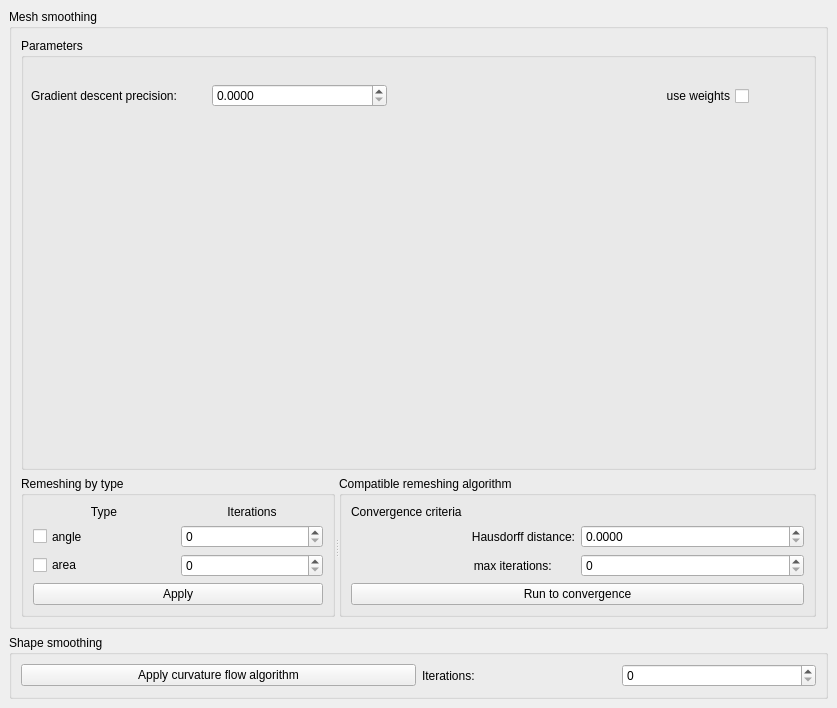
CGAL/cgal, file Polyhedron/demo/Polyhedron/Plugins/PMP/Smoothing_plugin.ui: the form before one commit.
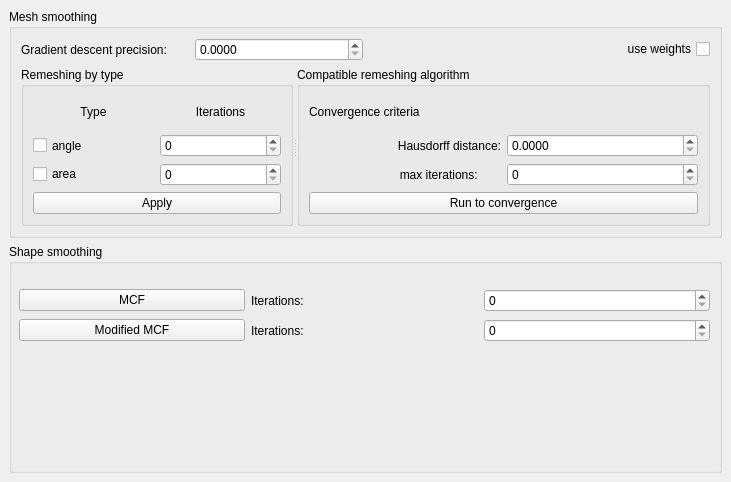
The form after the commit.

Commit message: add mMCF on the smoothing plugin

What changed in the file:
```diff
--- a/Polyhedron/demo/Polyhedron/Plugins/PMP/Smoothing_plugin.ui
+++ b/Polyhedron/demo/Polyhedron/Plugins/PMP/Smoothing_plugin.ui
@@ -6,8 +6,8 @@
    <rect>
     <x>0</x>
     <y>0</y>
-    <width>837</width>
-    <height>708</height>
+    <width>731</width>
+    <height>482</height>
    </rect>
   </property>
   <property name="windowTitle">
@@ -22,28 +22,6 @@
       </property>
       <layout class="QVBoxLayout" name="verticalLayout_4">
        <item>
-        <widget class="QGroupBox" name="Parameters_groupBox">
-         <property name="sizePolicy">
-          <sizepolicy hsizetype="Expanding" vsizetype="Expanding">
-           <horstretch>0</horstretch>
-           <verstretch>0</verstretch>
-          </sizepolicy>
-         </property>
-         <property name="layoutDirection">
-          <enum>Qt::LeftToRight</enum>
-         </property>
-         <property name="title">
-          <string>Parameters</string>
-         </property>
-         <widget class="QWidget" name="layoutWidget">
-          <property name="geometry">
-           <rect>
-            <x>10</x>
-            <y>30</y>
-            <width>718</width>
-            <height>56</height>
-           </rect>
-          </property>
           <layout class="QHBoxLayout" name="horizontalLayout_2">
            <item>
             <layout class="QHBoxLayout" name="horizontalLayout">
@@ -74,8 +52,6 @@
             </widget>
            </item>
           </layout>
-         </widget>
-        </widget>
        </item>
        <item>
         <widget class="QSplitter" name="splitter">
@@ -236,18 +212,28 @@
       <property name="title">
        <string>Shape smoothing</string>
       </property>
-      <layout class="QHBoxLayout" name="horizontalLayout_4">
-       <item>
-        <widget class="QPushButton" name="Curvature_Button">
-         <property name="text">
-          <string>Apply curvature flow algorithm</string>
-         </property>
-        </widget>
-       </item>
-       <item>
+      <widget class="QWidget" name="">
+       <property name="geometry">
+        <rect>
+         <x>10</x>
+         <y>40</y>
+         <width>691</width>
+         <height>33</height>
+        </rect>
+       </property>
         <layout class="QHBoxLayout" name="horizontalLayout_3">
          <item>
-          <widget class="QLabel" name="iterations_label_2">
+         <widget class="QPushButton" name="MCF_Button">
+          <property name="text">
+           <string>MCF</string>
+          </property>
+         </widget>
+        </item>
+        <item>
+         <widget class="QLabel" name="iterations_mcf">
+          <property name="layoutDirection">
+           <enum>Qt::LeftToRight</enum>
+          </property>
            <property name="text">
             <string>Iterations:</string>
            </property>
@@ -257,8 +243,36 @@
           <widget class="QSpinBox" name="curv_iterations_spinBox"/>
          </item>
         </layout>
-       </item>
-      </layout>
+      </widget>
+      <widget class="QWidget" name="">
+       <property name="geometry">
+        <rect>
+         <x>10</x>
+         <y>70</y>
+         <width>691</width>
+         <height>33</height>
+        </rect>
+       </property>
+       <layout class="QHBoxLayout" name="horizontalLayout_4">
+        <item>
+         <widget class="QPushButton" name="modified_MCF_button">
+          <property name="text">
+           <string>Modified MCF</string>
+          </property>
+         </widget>
+        </item>
+        <item>
+         <widget class="QLabel" name="iterations_mcf_2">
+          <property name="text">
+           <string>Iterations:</string>
+          </property>
+         </widget>
+        </item>
+        <item>
+         <widget class="QSpinBox" name="curv_iterations_spinBox_2"/>
+        </item>
+       </layout>
+      </widget>
      </widget>
     </item>
    </layout>
```
Lines whose indentation alone changed are shown as unchanged. The commit also changes 1 other file.
